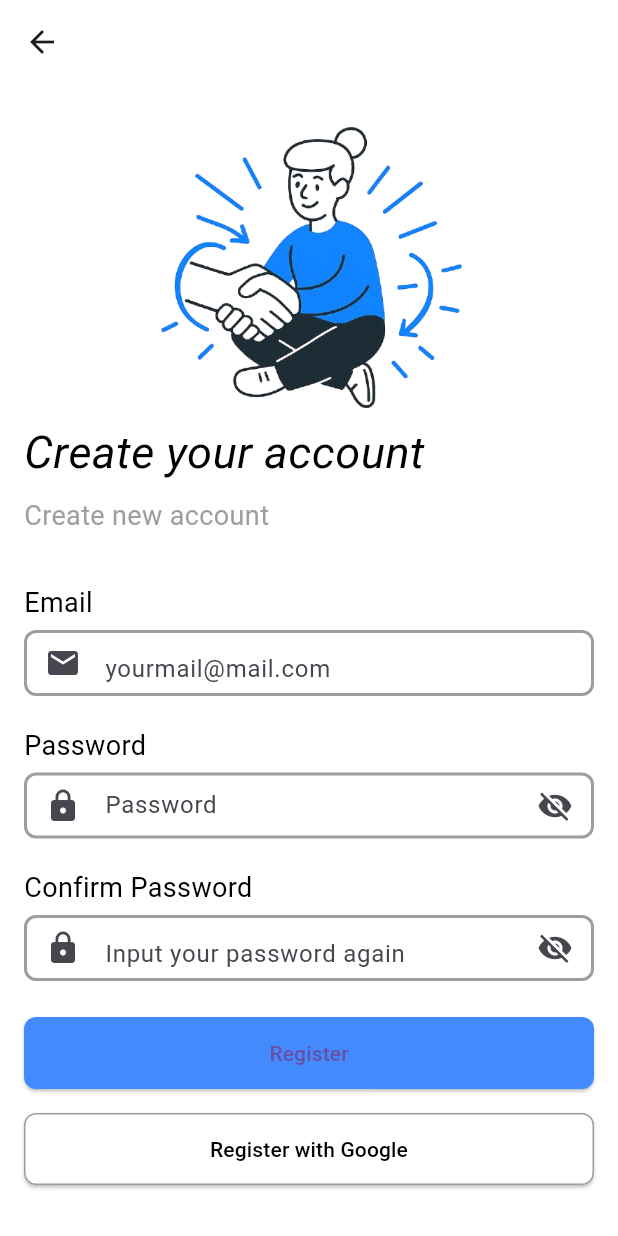
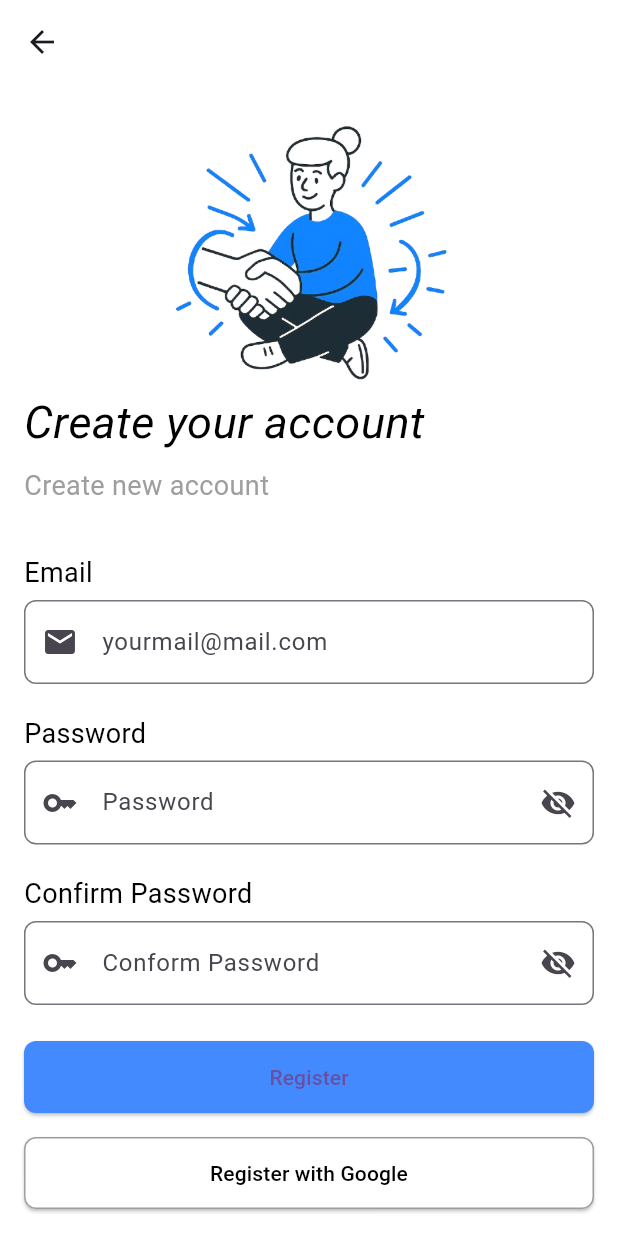
Before and after one commit to bibektako/borrowlend, a Flutter app: the SignupView screen opened directly, on a phone screen of 412 x 824 dp. Run offline on Flutter 3.47's test engine with Material 3 defaults, Android fonts, the phone set to English and light mode, and no system bars.

Commit message:
updated login and signup

```diff
--- a/lib/view/signup_view.dart
+++ b/lib/view/signup_view.dart
@@ -27,7 +27,7 @@ class _SignupView extends State<SignupView> {
             Image.asset(
               'assets/image/loginimage.png',
                 width: double.infinity,
-                 height: 200,
+                 height: 180,
                 fit: BoxFit.fitHeight,
             ),
 
@@ -56,20 +56,16 @@ class _SignupView extends State<SignupView> {
               style: TextStyle(color: Colors.black, fontSize: 18),
             ),
             const SizedBox(height: 5),
-            Container(
-              height: 44,
-              decoration: BoxDecoration(
+            TextFormField(
+              decoration:  InputDecoration(
+                prefixIcon: const Icon(Icons.email),
+                labelText: "yourmail@mail.com",
+                border: OutlineInputBorder(
                   borderRadius: BorderRadius.circular(8),
-                border: Border.all(color: Colors.grey, width: 2),
+                  borderSide: BorderSide(color: Colors.grey)
                 ),
-              child: TextFormField(
-                decoration: const InputDecoration(
-                  prefixIcon: const Icon(Icons.email),
-                  hintText: "yourmail@mail.com",
-                  border: InputBorder.none,
               ),
               keyboardType: TextInputType.emailAddress,
-              ),
             ),
             const SizedBox(height: 20),
 
@@ -79,18 +75,15 @@ class _SignupView extends State<SignupView> {
               style: TextStyle(color: Colors.black, fontSize: 18),
             ),
             const SizedBox(height: 5),
-            Container(
-              height: 44,
-              decoration: BoxDecoration(
-                borderRadius: BorderRadius.circular(8),
-                border: Border.all(color: Colors.grey, width: 2),
-              ),
-              child: TextFormField(
+            TextFormField(
               obscureText: _obscureText,
               decoration: InputDecoration(
-                  prefixIcon: const Icon(Icons.lock),
+                prefixIcon: const Icon(Icons.key),
                 labelText: "Password",
-                  border: InputBorder.none,
+                border: OutlineInputBorder(
+                  borderRadius: BorderRadius.circular(8),
+                  borderSide: BorderSide(color: Colors.grey)
+                ),
                 suffixIcon: IconButton(
                   icon: Icon(
                     _obscureText ? Icons.visibility_off : Icons.visibility,
@@ -103,7 +96,6 @@ class _SignupView extends State<SignupView> {
                 ),
               ),
             ),
-            ),
             const SizedBox(height: 20),
 
             // Confirm Password Field
@@ -112,18 +104,15 @@ class _SignupView extends State<SignupView> {
               style: TextStyle(color: Colors.black, fontSize: 18),
             ),
             const SizedBox(height: 5),
-            Container(
-              height: 44,
-              decoration: BoxDecoration(
-                borderRadius: BorderRadius.circular(8),
-                border: Border.all(color: Colors.grey, width: 2),
-              ),
-              child: TextFormField(
+            TextFormField(
               obscureText: _obscureText,
               decoration: InputDecoration(
-                  prefixIcon: const Icon(Icons.lock),
-                  hintText: "Input your password again",
-                  border: InputBorder.none,
+                prefixIcon: const Icon(Icons.key),
+                labelText: "Conform Password",
+                border: OutlineInputBorder(
+                  borderRadius: BorderRadius.circular(8),
+                  borderSide: BorderSide(color: Colors.grey)
+                ),
                 suffixIcon: IconButton(
                   icon: Icon(
                     _obscureText ? Icons.visibility_off : Icons.visibility,
@@ -133,7 +122,6 @@ class _SignupView extends State<SignupView> {
                       _obscureText = !_obscureText;
                     });
                   },
-                  ),
                 ),
               ),
             ),
```
Also changed, not shown: lib/view/login_view.dart (+17 -21 lines). Lines whose indentation alone changed are shown as unchanged.
